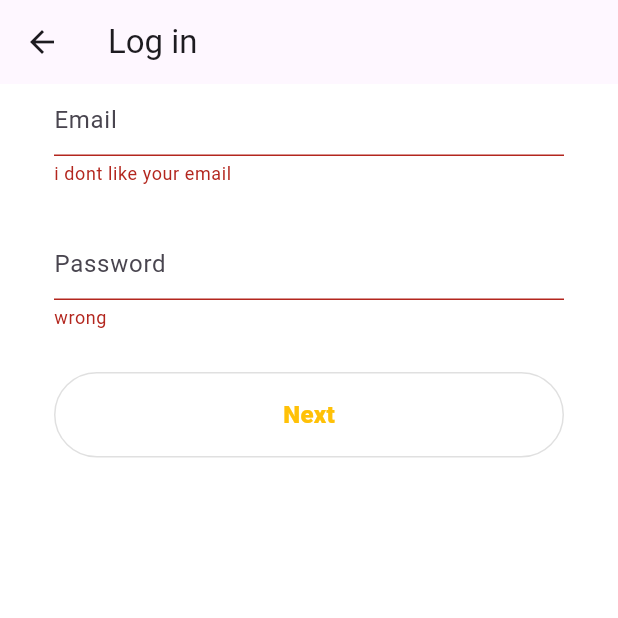
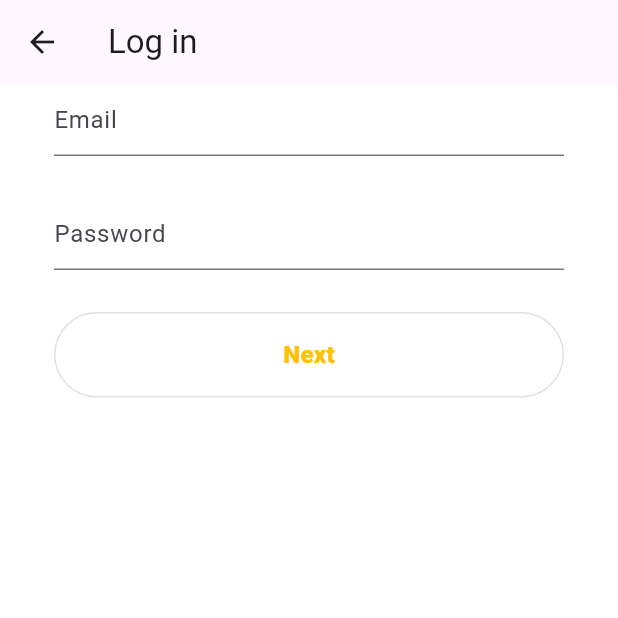
Before and after one commit to zz-yoon/tiktok_code_challenge01, a Flutter app: the LoginFormScreen screen opened directly, after a tap on "Next", on a phone screen of 412 x 824 dp, the top half of it. Run offline on Flutter 3.47's test engine with Material 3 defaults, Android fonts, the light colour scheme and no system bars; our stand-ins replace font_awesome_flutter.

Commit message:
#4.9 TextFormField 2차 의문점

```diff
--- a/lib/screens/login_form_screen.dart
+++ b/lib/screens/login_form_screen.dart
@@ -12,10 +12,15 @@ class LoginFormScreen extends StatefulWidget {
 
 class _LoginFormScreenState extends State<LoginFormScreen> {
   final GlobalKey<FormState> _formKey = GlobalKey<FormState>();
+  Map<String, String> formData = {};
 
   //submit
   void _onSubmit() {
-    _formKey.currentState?.validate();
+    if (_formKey.currentState != null) {
+      if (_formKey.currentState!.validate()) {
+        _formKey.currentState!.save();
+      }
+    }
   }
 
   @override
@@ -25,6 +30,7 @@ class _LoginFormScreenState extends State<LoginFormScreen> {
         title: Text("Log in"),
       ),
       body: SafeArea(
+        child: SingleChildScrollView(
           child: Padding(
             padding: const EdgeInsets.symmetric(horizontal: Sizes.size36),
             child: Form(
@@ -36,8 +42,9 @@ class _LoginFormScreenState extends State<LoginFormScreen> {
                       hintText: "Email",
                     ),
                     validator: (value) {
-                    return "i dont like your email";
+                      return null;
                     },
+                    onSaved: (newValue) => print(newValue),
                   ),
                   Gaps.v28,
                   TextFormField(
@@ -45,8 +52,9 @@ class _LoginFormScreenState extends State<LoginFormScreen> {
                       hintText: "Password",
                     ),
                     validator: (value) {
-                    return "wrong";
+                      return null;
                     },
+                    onSaved: (newValue) => print(newValue),
                   ),
                   Gaps.v28,
                   FullButton(
@@ -59,6 +67,7 @@ class _LoginFormScreenState extends State<LoginFormScreen> {
             ),
           ),
         ),
+      ),
     );
   }
 }
```
Also changed, not shown: 1 other file. Lines whose indentation alone changed are shown as unchanged.
